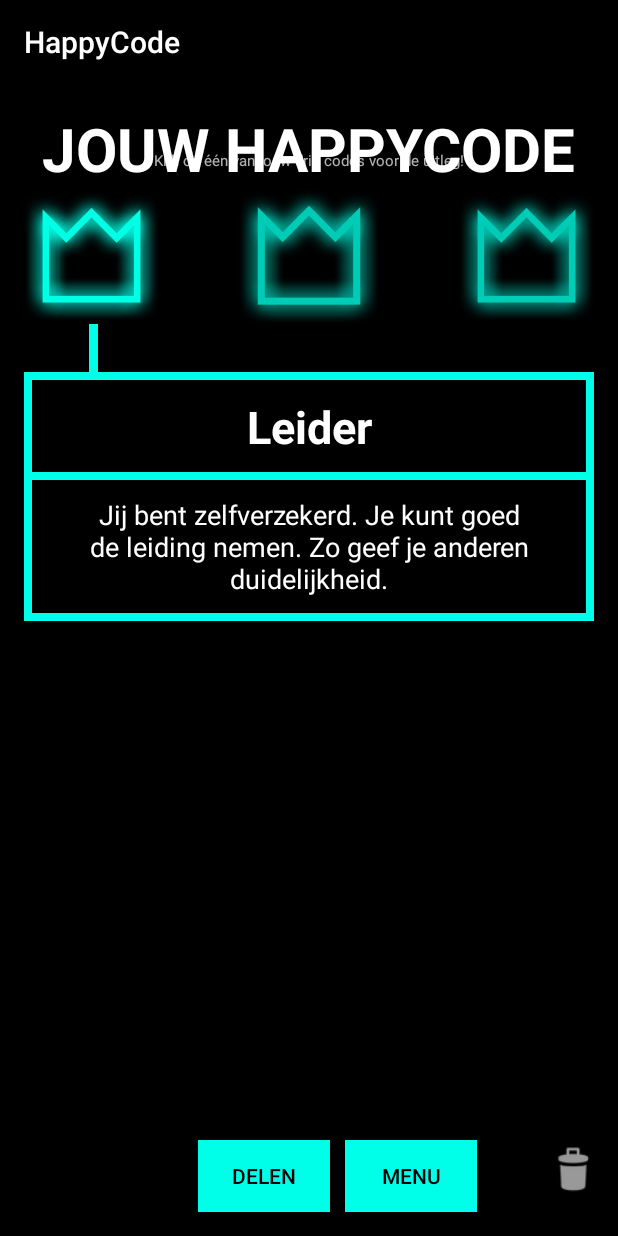
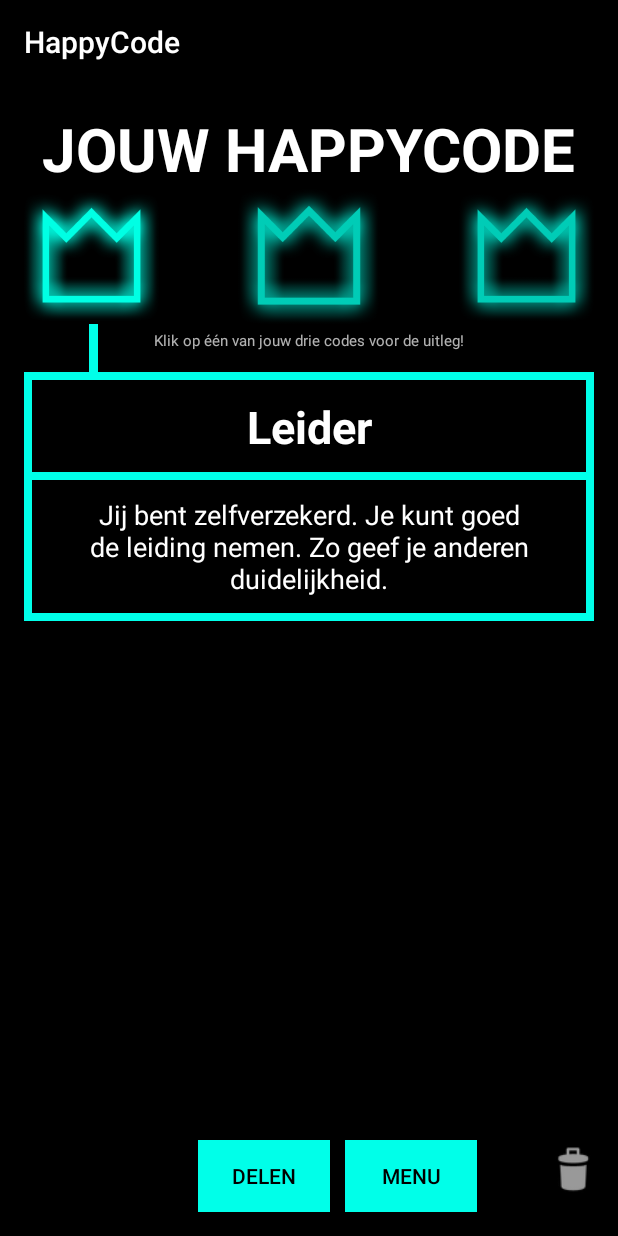
Before and after one commit to nevrborn/HappyCode, an Android app: the ResultPageFragment screen opened directly, with no data from a screen before it, on a phone screen of 412 x 824 dp. Run offline under Robolectric (Android 15) with nearby library versions, the phone set to English and light mode, and no system bars; our stand-ins replace Firebase (no records; nobody signed in at launch, a user with empty details on screens opened directly); 8 statements that could not run were skipped.

Commit message:
- cleaning up code from Lint - xml changes to result

```diff
--- a/app/src/main/AndroidManifest.xml
+++ b/app/src/main/AndroidManifest.xml
@@ -1,5 +1,6 @@
 <?xml version="1.0" encoding="utf-8"?>
 <manifest xmlns:android="http://schemas.android.com/apk/res/android"
+          xmlns:tools="http://schemas.android.com/tools"
           package="com.cloud9.android.happycode">
 
     <!-- To access Google+ APIs: -->
@@ -11,7 +12,8 @@
         android:label="@string/app_name"
         android:fullBackupContent="true"
         android:supportsRtl="true"
-        android:theme="@style/AppTheme">
+        android:theme="@style/AppTheme"
+        tools:ignore="GoogleAppIndexingWarning">
         <activity android:name=".StartPageActivity">
             <intent-filter>
                 <action android:name="android.intent.action.MAIN"/>
--- a/app/src/main/java/com/cloud9/android/happycode/LogInDialogUserName.java
+++ b/app/src/main/java/com/cloud9/android/happycode/LogInDialogUserName.java
@@ -5,7 +5,6 @@ import android.app.Dialog;
 import android.os.Bundle;
 import android.support.annotation.NonNull;
 import android.support.v4.app.DialogFragment;
-import android.util.Log;
 import android.view.LayoutInflater;
 import android.view.View;
 import android.widget.Button;
@@ -16,7 +15,6 @@ import com.google.android.gms.tasks.OnCompleteListener;
 import com.google.android.gms.tasks.Task;
 import com.google.firebase.auth.AuthResult;
 import com.google.firebase.auth.FirebaseAuth;
-import com.google.firebase.auth.FirebaseUser;
 import com.google.firebase.database.DatabaseReference;
 import com.google.firebase.database.FirebaseDatabase;
 
--- a/app/src/main/java/com/cloud9/android/happycode/StartPageFragment.java
+++ b/app/src/main/java/com/cloud9/android/happycode/StartPageFragment.java
@@ -198,7 +198,7 @@ public class StartPageFragment extends Fragment {
     private void userIsLoggedIn() {
         mUser = User.get();
         if (mUser != null) {
-            DatabaseReference databaseRef = FirebaseDatabase.getInstance().getReference(user.getUid());
+            DatabaseReference databaseRef = FirebaseDatabase.getInstance().getReference(mUser.getUid());
             writeExcitingTestsToFirebase();
             getDataFromFirebase();
             getUserIDsFromFB();
--- a/app/src/main/java/com/cloud9/android/happycode/User.java
+++ b/app/src/main/java/com/cloud9/android/happycode/User.java
@@ -1,6 +1,5 @@
 package com.cloud9.android.happycode;
 
-import android.net.Uri;
 import com.google.firebase.auth.FirebaseAuth;
 import com.google.firebase.auth.FirebaseUser;
 
--- a/app/src/main/res/layout-land/fragment_result.xml
+++ b/app/src/main/res/layout-land/fragment_result.xml
@@ -20,7 +20,7 @@
             android:layout_centerHorizontal="true"
             android:layout_marginBottom="24dp"
             android:layout_marginLeft="16dp"
-            android:textSize="40sp"
+            android:textSize="38sp"
             android:textStyle="bold"
             android:textColor="@android:color/white"
             android:text="@string/result_title"
@@ -132,22 +132,6 @@
             />
 
         <TextView
-            android:id="@+id/textview_result_explanation"
-            android:layout_width="wrap_content"
-            android:layout_height="wrap_content"
-            android:layout_above="@+id/linearlayout_result_images"
-            android:layout_marginRight="38dp"
-            android:layout_marginEnd="38dp"
-            android:text="@string/result_explanation"
-            android:textColor="@android:color/white"
-            android:layout_centerHorizontal="true"
-            android:alpha="0.7"
-            android:padding="4dp"
-            android:textSize="10sp"
-            android:layout_marginBottom="8dp"
-            />
-
-        <TextView
             android:id="@+id/textview_result_date_and_user"
             android:text="@string/date_and_user"
             android:layout_width="wrap_content"
@@ -161,14 +145,24 @@
 
         <Button
             android:id="@+id/delete_test_result"
-            android:layout_width="40dp"
-            android:layout_height="40dp"
-            android:layout_marginRight="10dp"
-            android:layout_alignParentRight="true"
-            android:visibility="gone"
+            android:layout_width="30dp"
+            android:layout_height="30dp"
             android:background="@android:drawable/ic_menu_delete"
-            android:layout_alignTop="@+id/button_result_to_menu"
+            android:layout_marginTop="8dp"
+            android:layout_toLeftOf="@+id/button_share_result"
             />
+
+        <TextView
+            android:id="@+id/textview_result_explanation"
+            android:layout_width="wrap_content"
+            android:layout_height="wrap_content"
+            android:text="@string/result_explanation"
+            android:textColor="@android:color/white"
+            android:alpha="0.7"
+            android:padding="4dp"
+            android:textSize="10sp"
+            android:layout_centerHorizontal="true"
+            android:layout_below="@+id/linearlayout_result_images"/>
 
     </RelativeLayout>
 
--- a/app/src/main/res/layout/activity_twopane.xml
+++ b/app/src/main/res/layout/activity_twopane.xml
@@ -6,6 +6,7 @@
     android:layout_height="match_parent"
     android:divider="?android:attr/dividerHorizontal"
     android:showDividers="middle"
+    android:baselineAligned="false"
     >
 
     <FrameLayout
--- a/app/src/main/res/layout/fragment_result.xml
+++ b/app/src/main/res/layout/fragment_result.xml
@@ -129,20 +129,6 @@
         />
 
     <TextView
-        android:id="@+id/textview_result_explanation"
-        android:text="@string/result_explanation"
-        android:layout_width="wrap_content"
-        android:layout_height="wrap_content"
-        android:layout_above="@+id/linearlayout_result_images"
-        android:textColor="@android:color/white"
-        android:layout_centerHorizontal="true"
-        android:alpha="0.7"
-        android:padding="4dp"
-        android:textSize="10sp"
-        android:layout_marginBottom="8dp"
-        />
-
-    <TextView
         android:id="@+id/textview_result_date_and_user"
         android:text="@string/date_and_user"
         android:layout_width="wrap_content"
@@ -165,5 +151,18 @@
         android:layout_alignTop="@+id/button_result_to_menu"
         />
 
+    <TextView
+        android:id="@+id/textview_result_explanation"
+        android:text="@string/result_explanation"
+        android:layout_width="wrap_content"
+        android:layout_height="wrap_content"
+        android:textColor="@android:color/white"
+        android:alpha="0.7"
+        android:padding="4dp"
+        android:textSize="10sp"
+        android:layout_centerHorizontal="true"
+        android:layout_below="@id/linearlayout_result_images"
+        android:layout_above="@id/textview_result_strenght_title"/>
+
 
 </RelativeLayout>
```
